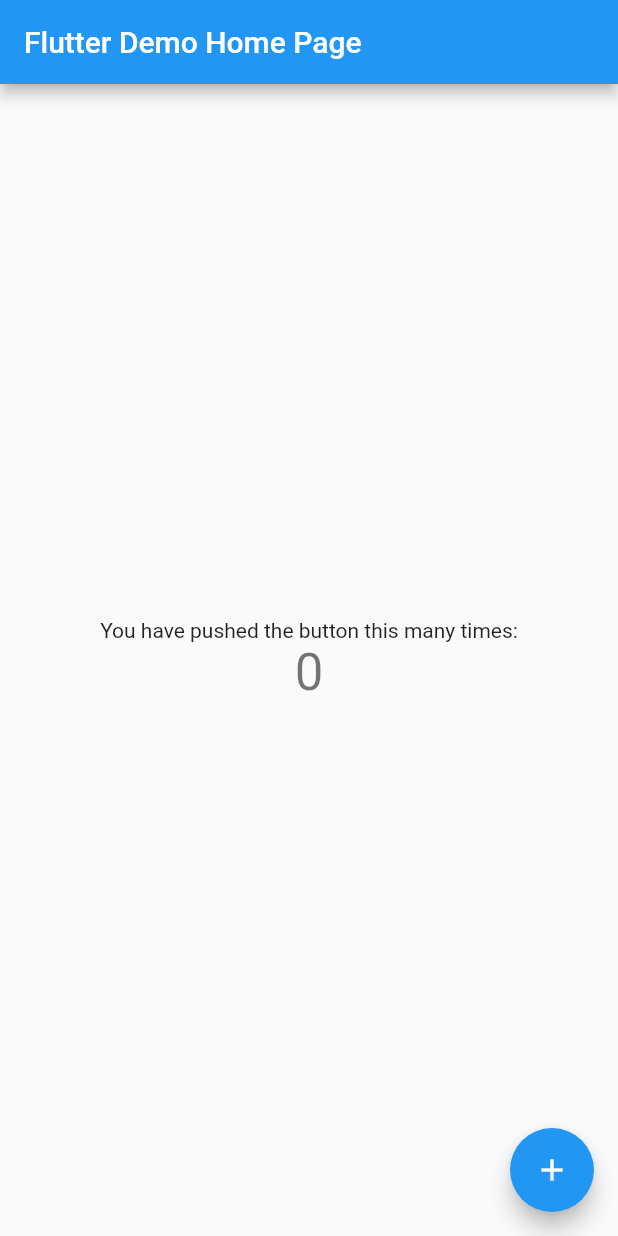
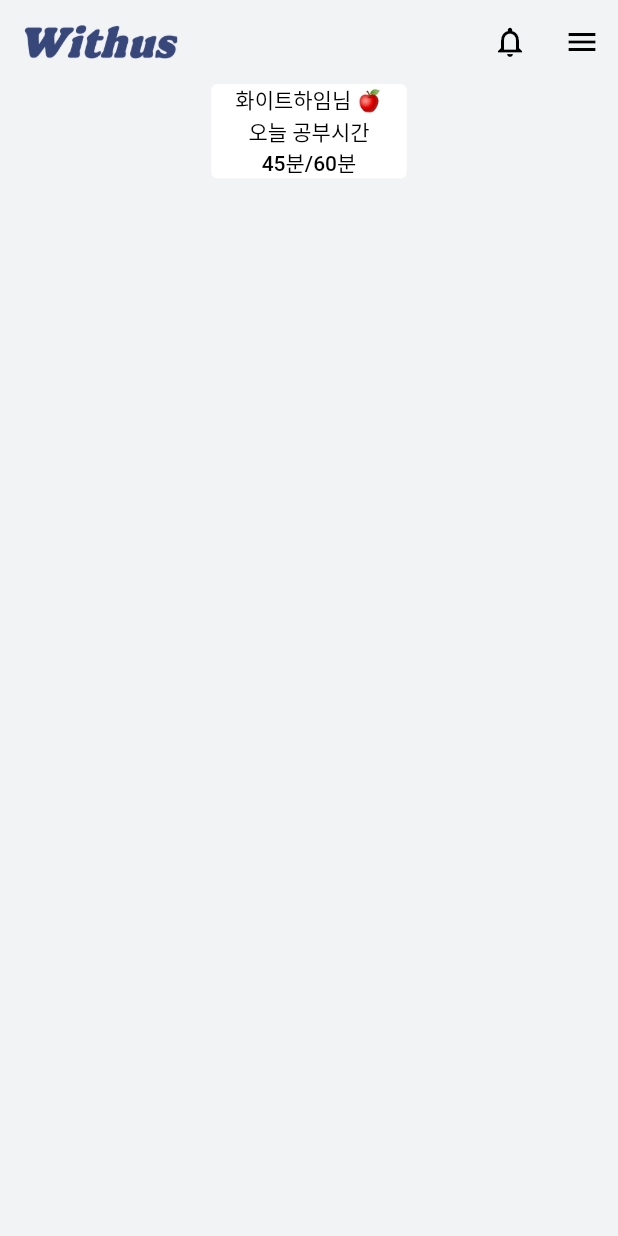
Before and after one commit to threeJob/withUs, a Flutter app: the screen it shows after launch, on a phone screen of 412 x 824 dp. Run offline on Flutter 3.47's test engine with Material 2 defaults, Android fonts, the phone set to English and light mode, and no system bars; our stand-ins replace get.

Commit message:
first commit

```diff
--- /dev/null
+++ b/lib/custom_scaffold.dart
@@ -0,0 +1,48 @@
+import 'package:flutter/material.dart';
+
+class CustomScaffold extends Scaffold {
+  static GlobalKey<ScaffoldState> _keyScaffold = GlobalKey();
+
+  CustomScaffold({
+    AppBar? appBar,
+    Widget? body,
+    Widget? floatingActionButton,
+    FloatingActionButtonLocation? floatingActionButtonLocation,
+    FloatingActionButtonAnimator? floatingActionButtonAnimator,
+    List<Widget>? persistentFooterButtons,
+    Widget? drawer,
+    Widget? endDrawer,
+    Widget? bottomNavigationBar,
+    Widget? bottomSheet,
+    Color? backgroundColor,
+    bool resizeToAvoidBottomPadding = true,
+    bool primary = true,
+  }) : super(
+          key: _keyScaffold,
+          appBar: endDrawer != null &&
+                  appBar!.actions != null &&
+                  appBar.actions!.isNotEmpty
+              ? _buildEndDrawerButton(appBar)
+              : appBar,
+          body: body,
+          floatingActionButton: floatingActionButton,
+          floatingActionButtonLocation: floatingActionButtonLocation,
+          floatingActionButtonAnimator: floatingActionButtonAnimator,
+          persistentFooterButtons: persistentFooterButtons,
+          drawer: drawer,
+          endDrawer: endDrawer,
+          bottomNavigationBar: bottomNavigationBar,
+          bottomSheet: bottomSheet,
+          backgroundColor: backgroundColor,
+          primary: primary,
+        );
+
+  static AppBar _buildEndDrawerButton(AppBar myAppBar) {
+    myAppBar.actions!.add(IconButton(
+        icon: Icon(Icons.menu),
+        onPressed: () => !_keyScaffold.currentState!.isEndDrawerOpen
+            ? _keyScaffold.currentState!.openEndDrawer()
+            : null));
+    return myAppBar;
+  }
+}
--- a/lib/main.dart
+++ b/lib/main.dart
@@ -1,4 +1,6 @@
 import 'package:flutter/material.dart';
+import 'package:get/get.dart';
+import 'package:with_us/screens/Home/home_screen.dart';
 
 void main() {
   runApp(const MyApp());
@@ -10,7 +12,7 @@
   // This widget is the root of your application.
   @override
   Widget build(BuildContext context) {
-    return MaterialApp(
+    return GetMaterialApp(
       title: 'Flutter Demo',
       theme: ThemeData(
         // This is the theme of your application.
@@ -24,92 +26,7 @@
         // is not restarted.
         primarySwatch: Colors.blue,
       ),
-      home: const MyHomePage(title: 'Flutter Demo Home Page'),
+      home: const HomeScreen(),
     );
   }
 }
-
-class MyHomePage extends StatefulWidget {
-  const MyHomePage({super.key, required this.title});
-
-  // This widget is the home page of your application. It is stateful, meaning
-  // that it has a State object (defined below) that contains fields that affect
-  // how it looks.
-
-  // This class is the configuration for the state. It holds the values (in this
-  // case the title) provided by the parent (in this case the App widget) and
-  // used by the build method of the State. Fields in a Widget subclass are
-  // always marked "final".
-
-  final String title;
-
-  @override
-  State<MyHomePage> createState() => _MyHomePageState();
-}
-
-class _MyHomePageState extends State<MyHomePage> {
-  int _counter = 0;
-
-  void _incrementCounter() {
-    setState(() {
-      // This call to setState tells the Flutter framework that something has
-      // changed in this State, which causes it to rerun the build method below
-      // so that the display can reflect the updated values. If we changed
-      // _counter without calling setState(), then the build method would not be
-      // called again, and so nothing would appear to happen.
-      _counter++;
-    });
-  }
-
-  @override
-  Widget build(BuildContext context) {
-    // This method is rerun every time setState is called, for instance as done
-    // by the _incrementCounter method above.
-    //
-    // The Flutter framework has been optimized to make rerunning build methods
-    // fast, so that you can just rebuild anything that needs updating rather
-    // than having to individually change instances of widgets.
-    return Scaffold(
-      appBar: AppBar(
-        // Here we take the value from the MyHomePage object that was created by
-        // the App.build method, and use it to set our appbar title.
-        title: Text(widget.title),
-      ),
-      body: Center(
-        // Center is a layout widget. It takes a single child and positions it
-        // in the middle of the parent.
-        child: Column(
-          // Column is also a layout widget. It takes a list of children and
-          // arranges them vertically. By default, it sizes itself to fit its
-          // children horizontally, and tries to be as tall as its parent.
-          //
-          // Invoke "debug painting" (press "p" in the console, choose the
-          // "Toggle Debug Paint" action from the Flutter Inspector in Android
-          // Studio, or the "Toggle Debug Paint" command in Visual Studio Code)
-          // to see the wireframe for each widget.
-          //
-          // Column has various properties to control how it sizes itself and
-          // how it positions its children. Here we use mainAxisAlignment to
-          // center the children vertically; the main axis here is the vertical
-          // axis because Columns are vertical (the cross axis would be
-          // horizontal).
-          mainAxisAlignment: MainAxisAlignment.center,
-          children: <Widget>[
-            const Text(
-              'You have pushed the button this many times:',
-            ),
-            Text(
-              '$_counter',
-              style: Theme.of(context).textTheme.headline4,
-            ),
-          ],
-        ),
-      ),
-      floatingActionButton: FloatingActionButton(
-        onPressed: _incrementCounter,
-        tooltip: 'Increment',
-        child: const Icon(Icons.add),
-      ), // This trailing comma makes auto-formatting nicer for build methods.
-    );
-  }
-}
--- /dev/null
+++ b/lib/screens/Home/home_screen.dart
@@ -0,0 +1,90 @@
+import 'package:flutter/material.dart';
+import 'package:get/get.dart';
+import 'package:with_us/custom_scaffold.dart';
+
+class HomeScreen extends StatelessWidget {
+  const HomeScreen({super.key});
+
+  @override
+  Widget build(BuildContext context) {
+    var screenWidth = MediaQuery.of(context).size.width;
+    var screenHeight = MediaQuery.of(context).size.height;
+    return CustomScaffold(
+      backgroundColor: Color.fromRGBO(242, 243, 245, 1),
+      appBar: AppBar(
+        iconTheme: IconThemeData(color: Colors.black),
+        elevation: 0,
+        backgroundColor: Color.fromRGBO(242, 243, 245, 1),
+        title: Image.asset(
+          "assets/images/logo.png",
+          width: screenWidth * 0.25,
+        ),
+        // IconButton(
+        //   constraints: BoxConstraints(),
+        //   icon: Image.asset(
+        //     "assets/images/logo.png",
+        //     width: screenWidth,
+        //     height: screenHeight,
+        //   ),
+        //   onPressed: () => print('Logo clicked')
+        //   // => Get.to(() => HomeScreen())
+        //   ,
+        // ),
+        centerTitle: false,
+        actions: [
+          IconButton(
+            icon: Icon(
+              Icons.notifications_none,
+            ),
+            onPressed: () {
+              print('Notification is clicked');
+            },
+          ),
+        ],
+      ),
+      body: Center(
+        child: Column(children: [
+          ElevatedButton(
+            style: ElevatedButton.styleFrom(
+                backgroundColor: Colors.white, elevation: 0),
+            onPressed: () {
+              print('Button 1 pressed');
+            },
+            child: Column(
+              children: [
+                Text(
+                  '화이트하임님 🍎',
+                  style: TextStyle(color: Colors.black),
+                ),
+                Text(
+                  '오늘 공부시간',
+                  style: TextStyle(color: Colors.black),
+                ),
+                Text(
+                  '45분/60분',
+                  style: TextStyle(color: Colors.black),
+                ),
+              ],
+            ),
+          ),
+        ]),
+      ),
+      endDrawer: Drawer(
+        child: Center(
+          child: Column(
+            mainAxisAlignment: MainAxisAlignment.center,
+            children: <Widget>[
+              const Text('This is the Drawer'),
+              ElevatedButton(
+                onPressed: () {
+                  print('Drawer clicked');
+                },
+                child: const Text('Close Drawer'),
+              ),
+            ],
+          ),
+        ),
+      ),
+    );
+  }
+}
--- a/pubspec.yaml
+++ b/pubspec.yaml
@@ -36,6 +36,7 @@
   # The following adds the Cupertino Icons font to your application.
   # Use with the CupertinoIcons class for iOS style icons.
   cupertino_icons: ^1.0.2
+  get: ^4.6.5
 
 dev_dependencies:
   flutter_test:
@@ -60,9 +61,8 @@
   uses-material-design: true
 
   # To add assets to your application, add an assets section, like this:
-  # assets:
-  #   - images/a_dot_burr.jpeg
-  #   - images/a_dot_ham.jpeg
+  assets:
+    - assets/images/
 
   # An image asset can refer to one or more resolution-specific "variants", see
   # https://flutter.dev/assets-and-images/#resolution-aware
```
Also changed, not shown: assets/images/logo.png (added), pubspec.lock.
